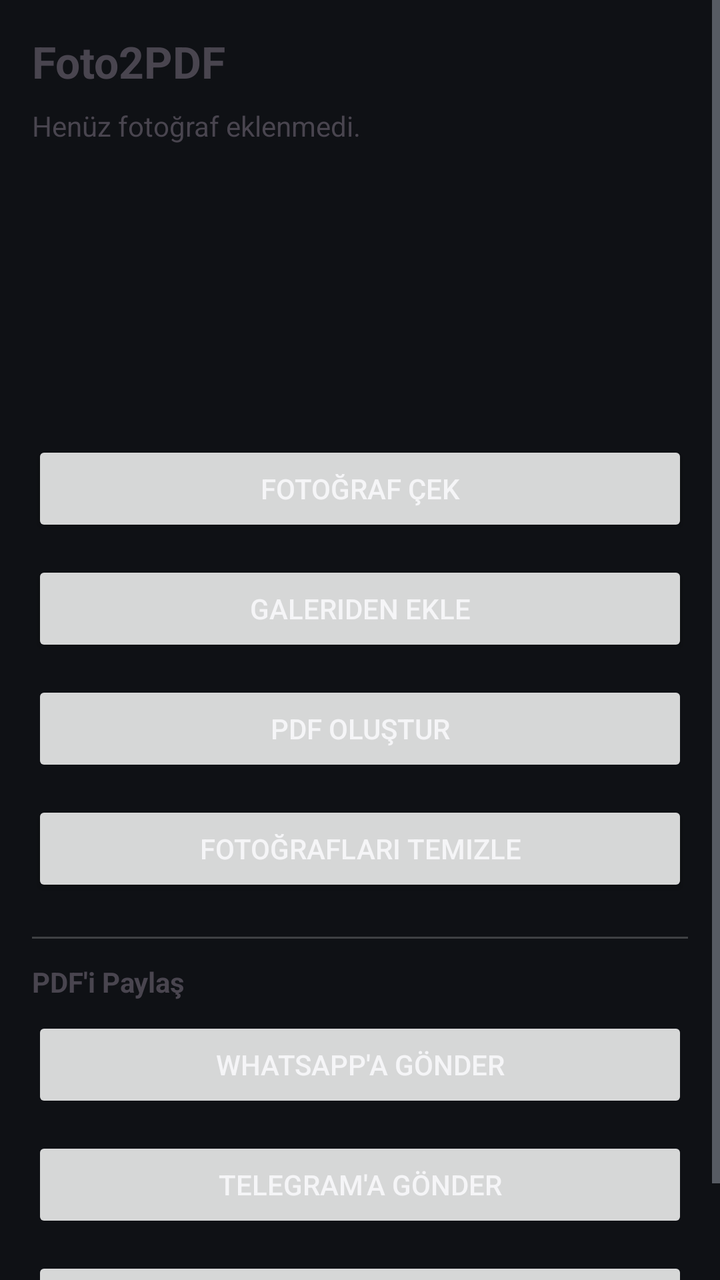
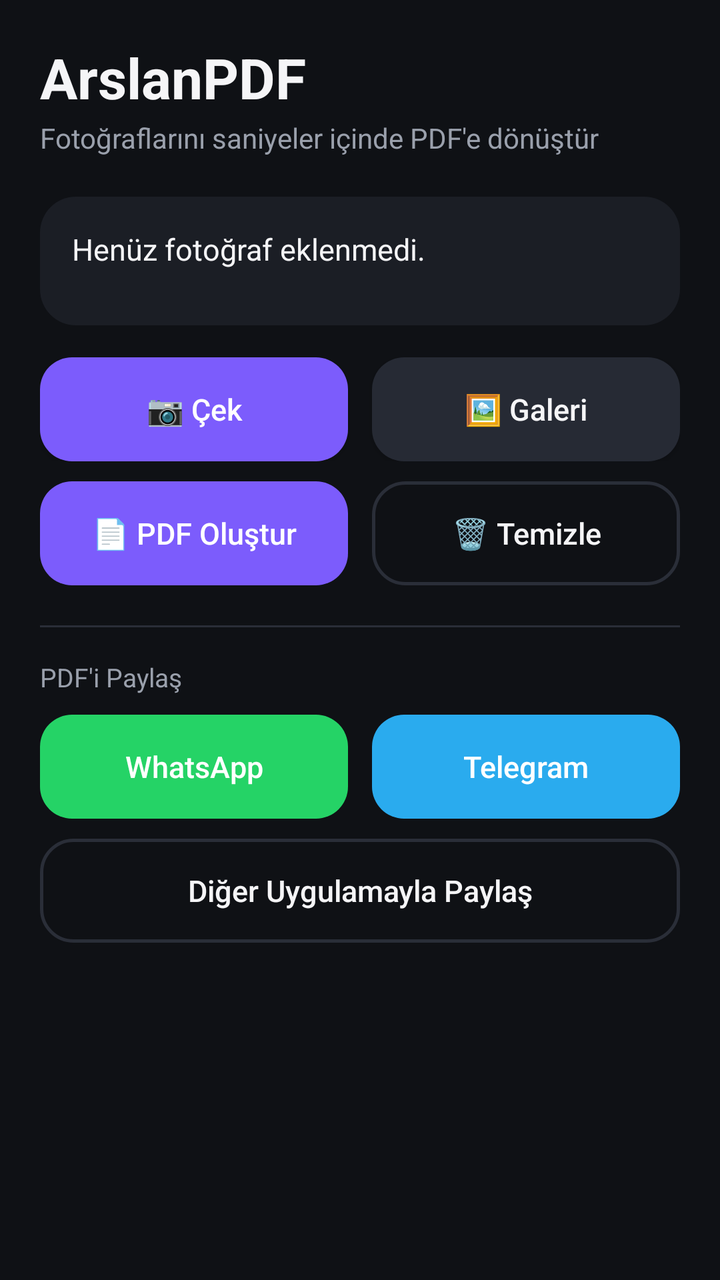

Before-and-after screenshots of an Android layout around one commit, followed by the original layout XML and the change that was made.
<!-- AndroidManifest.xml: application theme Theme.ArslanPDF -->
<!-- res/layout/activity_main.xml -->
<?xml version="1.0" encoding="utf-8"?>
<ScrollView xmlns:android="http://schemas.android.com/apk/res/android"
    android:layout_width="match_parent"
    android:layout_height="match_parent">

    <LinearLayout
        android:layout_width="match_parent"
        android:layout_height="wrap_content"
        android:orientation="vertical"
        android:padding="16dp">

        <TextView
            android:layout_width="wrap_content"
            android:layout_height="wrap_content"
            android:text="Foto2PDF"
            android:textSize="22sp"
            android:textStyle="bold"
            android:layout_marginBottom="8dp" />

        <TextView
            android:id="@+id/statusText"
            android:layout_width="match_parent"
            android:layout_height="wrap_content"
            android:text="Henüz fotoğraf eklenmedi."
            android:layout_marginBottom="12dp" />

        <HorizontalScrollView
            android:layout_width="match_parent"
            android:layout_height="120dp"
            android:layout_marginBottom="16dp">

            <LinearLayout
                android:id="@+id/thumbnailContainer"
                android:layout_width="wrap_content"
                android:layout_height="match_parent"
                android:orientation="horizontal" />
        </HorizontalScrollView>

        <Button
            android:id="@+id/takePhotoButton"
            android:layout_width="match_parent"
            android:layout_height="wrap_content"
            android:text="Fotoğraf Çek"
            android:layout_marginBottom="12dp" />

        <Button
            android:id="@+id/galleryButton"
            android:layout_width="match_parent"
            android:layout_height="wrap_content"
            android:text="Galeriden Ekle"
            android:layout_marginBottom="12dp" />

        <Button
            android:id="@+id/createPdfButton"
            android:layout_width="match_parent"
            android:layout_height="wrap_content"
            android:text="PDF Oluştur"
            android:enabled="false"
            android:layout_marginBottom="12dp" />

        <Button
            android:id="@+id/clearButton"
            android:layout_width="match_parent"
            android:layout_height="wrap_content"
            android:text="Fotoğrafları Temizle"
            android:layout_marginBottom="20dp" />

        <View
            android:layout_width="match_parent"
            android:layout_height="1dp"
            android:background="#33FFFFFF"
            android:layout_marginBottom="12dp" />

        <TextView
            android:layout_width="wrap_content"
            android:layout_height="wrap_content"
            android:text="PDF'i Paylaş"
            android:textStyle="bold"
            android:layout_marginBottom="8dp" />

        <Button
            android:id="@+id/whatsappButton"
            android:layout_width="match_parent"
            android:layout_height="wrap_content"
            android:text="WhatsApp'a Gönder"
            android:enabled="false"
            android:layout_marginBottom="12dp" />

        <Button
            android:id="@+id/telegramButton"
            android:layout_width="match_parent"
            android:layout_height="wrap_content"
            android:text="Telegram'a Gönder"
            android:enabled="false"
            android:layout_marginBottom="12dp" />

        <Button
            android:id="@+id/shareButton"
            android:layout_width="match_parent"
            android:layout_height="wrap_content"
            android:text="Diğer Uygulamayla Paylaş"
            android:enabled="false" />

    </LinearLayout>
</ScrollView>
<!-- resources referenced by this layout -->
<resources>
  <style name="Theme.ArslanPDF" parent="Theme.Material3.DayNight.NoActionBar">
          <item name="colorPrimary">@color/app_primary</item>
          <item name="colorPrimaryVariant">@color/app_primary_variant</item>
          <item name="colorOnPrimary">@color/app_on_primary</item>
          <item name="colorSecondary">@color/app_primary</item>
          <item name="colorSecondaryVariant">@color/app_primary_variant</item>
          <item name="colorSurface">@color/app_surface</item>
          <item name="colorOnSurface">@color/app_text_primary</item>
          <item name="android:windowBackground">@color/app_background</item>
          <item name="android:statusBarColor">@color/app_background</item>
          <item name="android:navigationBarColor">@color/app_background</item>
          <item name="android:textColorPrimary">@color/app_text_primary</item>
          <item name="android:textColorSecondary">@color/app_text_secondary</item>
      </style>
  <color name="app_primary">#7C5CFC</color>
  <color name="app_primary_variant">#5B3DF0</color>
  <color name="app_on_primary">#FFFFFF</color>
  <color name="app_surface">#1B1E25</color>
  <color name="app_text_primary">#F5F5F7</color>
  <color name="app_background">#0F1115</color>
  <color name="app_text_secondary">#9AA0AC</color>
</resources>

<!-- the commit's change to res/layout/activity_main.xml (unified diff, before → after) -->
@@ -1,105 +1,178 @@
 <?xml version="1.0" encoding="utf-8"?>
 <ScrollView xmlns:android="http://schemas.android.com/apk/res/android"
     android:layout_width="match_parent"
-    android:layout_height="match_parent">
+    android:layout_height="match_parent"
+    android:background="@color/app_background">
 
     <LinearLayout
         android:layout_width="match_parent"
         android:layout_height="wrap_content"
         android:orientation="vertical"
-        android:padding="16dp">
+        android:padding="20dp">
 
         <TextView
             android:layout_width="wrap_content"
             android:layout_height="wrap_content"
-            android:text="Foto2PDF"
-            android:textSize="22sp"
-            android:textStyle="bold"
-            android:layout_marginBottom="8dp" />
+            android:text="ArslanPDF"
+            android:textColor="@color/app_text_primary"
+            android:textSize="28sp"
+            android:textStyle="bold" />
 
         <TextView
-            android:id="@+id/statusText"
+            android:layout_width="wrap_content"
+            android:layout_height="wrap_content"
+            android:layout_marginTop="2dp"
+            android:layout_marginBottom="20dp"
+            android:text="Fotoğraflarını saniyeler içinde PDF'e dönüştür"
+            android:textColor="@color/app_text_secondary"
+            android:textSize="14sp" />
+
+        
+        <LinearLayout
             android:layout_width="match_parent"
             android:layout_height="wrap_content"
-            android:text="Henüz fotoğraf eklenmedi."
-            android:layout_marginBottom="12dp" />
+            android:orientation="vertical"
+            android:background="@drawable/bg_card"
+            android:padding="16dp"
+            android:layout_marginBottom="16dp">
 
-        <HorizontalScrollView
-            android:layout_width="match_parent"
-            android:layout_height="120dp"
-            android:layout_marginBottom="16dp">
+            <TextView
+                android:id="@+id/statusText"
+                android:layout_width="match_parent"
+                android:layout_height="wrap_content"
+                android:text="Henüz fotoğraf eklenmedi."
+                android:textColor="@color/app_text_primary"
+                android:textSize="15sp"
+                android:layout_marginBottom="12dp" />
 
             <LinearLayout
                 android:id="@+id/thumbnailContainer"
-                android:layout_width="wrap_content"
-                android:layout_height="match_parent"
-                android:orientation="horizontal" />
-        </HorizontalScrollView>
+                android:layout_width="match_parent"
+                android:layout_height="wrap_content"
+                android:orientation="vertical" />
+        </LinearLayout>
 
-        <Button
-            android:id="@+id/takePhotoButton"
+        
+        <LinearLayout
             android:layout_width="match_parent"
             android:layout_height="wrap_content"
-            android:text="Fotoğraf Çek"
-            android:layout_marginBottom="12dp" />
+            android:orientation="horizontal"
+            android:layout_marginBottom="10dp">
 
-        <Button
-            android:id="@+id/galleryButton"
+            <Button
+                android:id="@+id/takePhotoButton"
+                android:layout_width="0dp"
+                android:layout_height="52dp"
+                android:layout_weight="1"
+                android:layout_marginEnd="6dp"
+                android:background="@drawable/bg_button_primary"
+                android:text="📷 Çek"
+                android:textAllCaps="false"
+                android:textColor="@color/app_on_primary"
+                android:textSize="15sp" />
+
+            <Button
+                android:id="@+id/galleryButton"
+                android:layout_width="0dp"
+                android:layout_height="52dp"
+                android:layout_weight="1"
+                android:layout_marginStart="6dp"
+                android:background="@drawable/bg_button_secondary"
+                android:text="🖼 Galeri"
+                android:textAllCaps="false"
+                android:textColor="@color/app_text_primary"
+                android:textSize="15sp" />
+        </LinearLayout>
+
+        <LinearLayout
             android:layout_width="match_parent"
             android:layout_height="wrap_content"
-            android:text="Galeriden Ekle"
-            android:layout_marginBottom="12dp" />
+            android:orientation="horizontal"
+            android:layout_marginBottom="20dp">
 
-        <Button
-            android:id="@+id/createPdfButton"
-            android:layout_width="match_parent"
-            android:layout_height="wrap_content"
-            android:text="PDF Oluştur"
-            android:enabled="false"
-            android:layout_marginBottom="12dp" />
+            <Button
+                android:id="@+id/createPdfButton"
+                android:layout_width="0dp"
+                android:layout_height="52dp"
+                android:layout_weight="1"
+                android:layout_marginEnd="6dp"
+                android:background="@drawable/bg_button_primary"
+                android:enabled="false"
+                android:text="📄 PDF Oluştur"
+                android:textAllCaps="false"
+                android:textColor="@color/app_on_primary"
+                android:textSize="15sp" />
 
-        <Button
-            android:id="@+id/clearButton"
-            android:layout_width="match_parent"
-            android:layout_height="wrap_content"
-            android:text="Fotoğrafları Temizle"
-            android:layout_marginBottom="20dp" />
+            <Button
+                android:id="@+id/clearButton"
+                android:layout_width="0dp"
+                android:layout_height="52dp"
+                android:layout_weight="1"
+                android:layout_marginStart="6dp"
+                android:background="@drawable/bg_button_outline"
+                android:text="🗑 Temizle"
+                android:textAllCaps="false"
+                android:textColor="@color/app_text_primary"
+                android:textSize="15sp" />
+        </LinearLayout>
 
         <View
             android:layout_width="match_parent"
             android:layout_height="1dp"
-            android:background="#33FFFFFF"
-            android:layout_marginBottom="12dp" />
+            android:background="@color/app_divider"
+            android:layout_marginBottom="16dp" />
 
         <TextView
             android:layout_width="wrap_content"
             android:layout_height="wrap_content"
             android:text="PDF'i Paylaş"
-            android:textStyle="bold"
-            android:layout_marginBottom="8dp" />
+            android:textColor="@color/app_text_secondary"
+            android:textSize="13sp"
+            android:layout_marginBottom="10dp" />
 
-        <Button
-            android:id="@+id/whatsappButton"
+        <LinearLayout
             android:layout_width="match_parent"
             android:layout_height="wrap_content"
-            android:text="WhatsApp'a Gönder"
-            android:enabled="false"
-            android:layout_marginBottom="12dp" />
+            android:orientation="horizontal"
+            android:layout_marginBottom="10dp">
 
-        <Button
-            android:id="@+id/telegramButton"
-            android:layout_width="match_parent"
-            android:layout_height="wrap_content"
-            android:text="Telegram'a Gönder"
-            android:enabled="false"
-            android:layout_marginBottom="12dp" />
+            <Button
+                android:id="@+id/whatsappButton"
+                android:layout_width="0dp"
+                android:layout_height="52dp"
+                android:layout_weight="1"
+                android:layout_marginEnd="6dp"
+                android:background="@drawable/bg_whatsapp"
+                android:enabled="false"
+                android:text="WhatsApp"
+                android:textAllCaps="false"
+                android:textColor="#FFFFFF"
+                android:textSize="15sp" />
+
+            <Button
+                android:id="@+id/telegramButton"
+                android:layout_width="0dp"
+                android:layout_height="52dp"
+                android:layout_weight="1"
+                android:layout_marginStart="6dp"
+                android:background="@drawable/bg_telegram"
+                android:enabled="false"
+                android:text="Telegram"
+                android:textAllCaps="false"
+                android:textColor="#FFFFFF"
+                android:textSize="15sp" />
+        </LinearLayout>
 
         <Button
             android:id="@+id/shareButton"
             android:layout_width="match_parent"
-            android:layout_height="wrap_content"
+            android:layout_height="52dp"
+            android:background="@drawable/bg_button_outline"
+            android:enabled="false"
             android:text="Diğer Uygulamayla Paylaş"
-            android:enabled="false" />
+            android:textAllCaps="false"
+            android:textColor="@color/app_text_primary"
+            android:textSize="15sp" />
 
     </LinearLayout>
 </ScrollView>
<!-- resource entries referenced after the edit -->
@@ -1,5 +1,47 @@
 <!-- resources referenced by this layout -->
 <resources>
+  <color name="app_background">#0F1115</color>
+  <color name="app_divider">#2A2E38</color>
+  <color name="app_on_primary">#FFFFFF</color>
+  <color name="app_text_primary">#F5F5F7</color>
+  <color name="app_text_secondary">#9AA0AC</color>
+  <!-- drawable bg_button_outline (drawable) -->
+  <?xml version="1.0" encoding="utf-8"?>
+  <shape xmlns:android="http://schemas.android.com/apk/res/android" android:shape="rectangle">
+      <solid android:color="@android:color/transparent" />
+      <stroke android:width="1.5dp" android:color="@color/app_divider" />
+      <corners android:radius="16dp" />
+  </shape>
+  <!-- drawable bg_button_primary (drawable) -->
+  <?xml version="1.0" encoding="utf-8"?>
+  <shape xmlns:android="http://schemas.android.com/apk/res/android" android:shape="rectangle">
+      <solid android:color="@color/app_primary" />
+      <corners android:radius="16dp" />
+  </shape>
+  <!-- drawable bg_button_secondary (drawable) -->
+  <?xml version="1.0" encoding="utf-8"?>
+  <shape xmlns:android="http://schemas.android.com/apk/res/android" android:shape="rectangle">
+      <solid android:color="@color/app_surface_alt" />
+      <corners android:radius="16dp" />
+  </shape>
+  <!-- drawable bg_card (drawable) -->
+  <?xml version="1.0" encoding="utf-8"?>
+  <shape xmlns:android="http://schemas.android.com/apk/res/android" android:shape="rectangle">
+      <solid android:color="@color/app_surface" />
+      <corners android:radius="18dp" />
+  </shape>
+  <!-- drawable bg_telegram (drawable) -->
+  <?xml version="1.0" encoding="utf-8"?>
+  <shape xmlns:android="http://schemas.android.com/apk/res/android" android:shape="rectangle">
+      <solid android:color="@color/app_telegram" />
+      <corners android:radius="16dp" />
+  </shape>
+  <!-- drawable bg_whatsapp (drawable) -->
+  <?xml version="1.0" encoding="utf-8"?>
+  <shape xmlns:android="http://schemas.android.com/apk/res/android" android:shape="rectangle">
+      <solid android:color="@color/app_whatsapp" />
+      <corners android:radius="16dp" />
+  </shape>
   <style name="Theme.ArslanPDF" parent="Theme.Material3.DayNight.NoActionBar">
           <item name="colorPrimary">@color/app_primary</item>
           <item name="colorPrimaryVariant">@color/app_primary_variant</item>
@@ -15,11 +57,10 @@
           <item name="android:textColorSecondary">@color/app_text_secondary</item>
       </style>
   <color name="app_primary">#7C5CFC</color>
+  <color name="app_surface_alt">#262A34</color>
+  <color name="app_surface">#1B1E25</color>
+  <color name="app_telegram">#2AABEE</color>
+  <color name="app_whatsapp">#25D366</color>
   <color name="app_primary_variant">#5B3DF0</color>
-  <color name="app_on_primary">#FFFFFF</color>
-  <color name="app_surface">#1B1E25</color>
-  <color name="app_text_primary">#F5F5F7</color>
-  <color name="app_background">#0F1115</color>
-  <color name="app_text_secondary">#9AA0AC</color>
 </resources>
 
